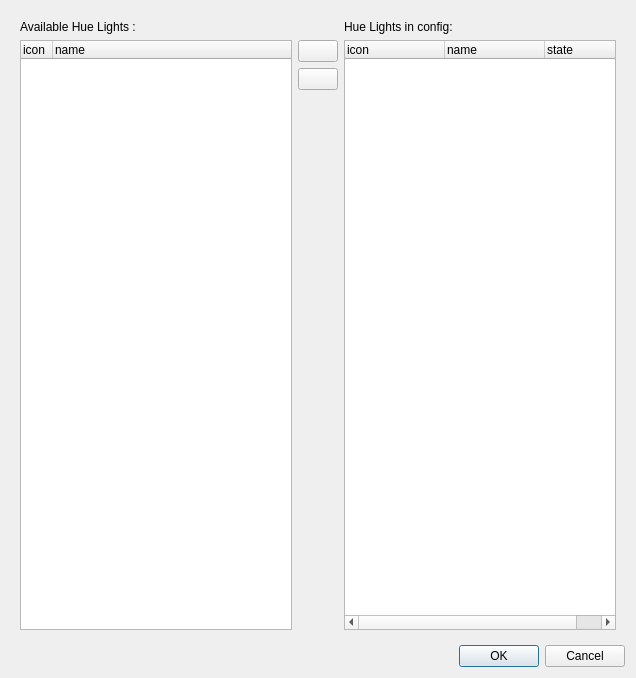
Before: the Qt Designer form src/wizards/hue/wizardhue.ui in calaos/calaos_installer, drawn with Qt 5.
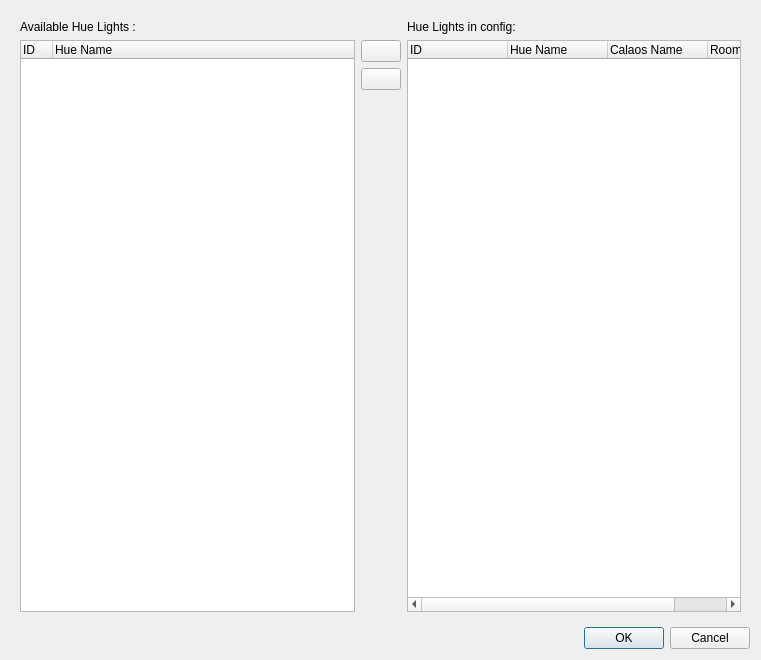
After: the same form once the commit is applied. Icons and pictures are not drawn.

```diff
--- a/src/wizards/hue/wizardhue.ui
+++ b/src/wizards/hue/wizardhue.ui
@@ -6,8 +6,8 @@
    <rect>
     <x>0</x>
     <y>0</y>
-    <width>636</width>
-    <height>676</height>
+    <width>761</width>
+    <height>660</height>
    </rect>
   </property>
   <property name="windowTitle">
@@ -88,7 +88,7 @@
            <property name="minimumSize">
             <size>
              <width>0</width>
-             <height>590</height>
+             <height>0</height>
             </size>
            </property>
            <property name="iconSize">
@@ -111,12 +111,12 @@
            </attribute>
            <column>
             <property name="text">
-             <string>icon</string>
+             <string>ID</string>
             </property>
            </column>
            <column>
             <property name="text">
-             <string>name</string>
+             <string>Hue Name</string>
             </property>
            </column>
           </widget>
@@ -189,7 +189,7 @@
            <property name="minimumSize">
             <size>
              <width>0</width>
-             <height>590</height>
+             <height>0</height>
             </size>
            </property>
            <property name="iconSize">
@@ -200,17 +200,22 @@
            </property>
            <column>
             <property name="text">
-             <string>icon</string>
+             <string>ID</string>
             </property>
            </column>
            <column>
             <property name="text">
-             <string>name</string>
+             <string>Hue Name</string>
             </property>
            </column>
            <column>
             <property name="text">
-             <string>state</string>
+             <string>Calaos Name</string>
+            </property>
+           </column>
+           <column>
+            <property name="text">
+             <string>Room</string>
             </property>
            </column>
           </widget>
```
Left out of the diff: 11 changed lines with no effect on the pictures.
